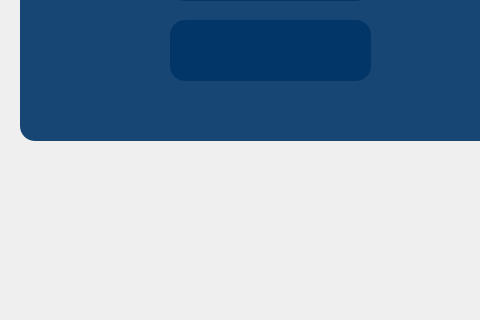
Above: Client/Lobby.ui from dumy10/Skribbl before the change; both pictures show x 0 to 480 and y 400 to 720 of the 1080 by 720 pixel window. Below: the same form after it.
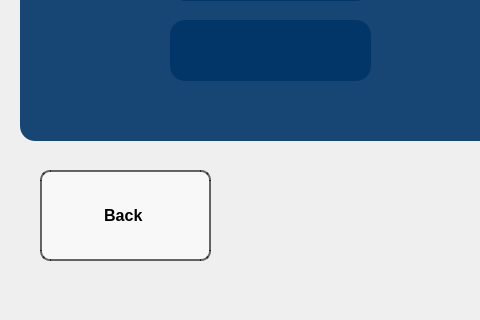
That is the form after the change. Icons and pictures are not drawn.

Commit message: Added back button in Lobby Game ui reallignments

```diff
--- a/Client/Lobby.ui
+++ b/Client/Lobby.ui
@@ -411,6 +411,42 @@
        <string>&lt;html&gt;&lt;head/&gt;&lt;body&gt;&lt;p align=&quot;center&quot;&gt;&lt;span style=&quot; font-family:'Times New Roman'; font-size:20pt; font-weight:700; color:#ffffff;&quot;&gt;Game Lobby&lt;/span&gt;&lt;/p&gt;&lt;/body&gt;&lt;/html&gt;</string>
       </property>
      </widget>
+     <widget class="QPushButton" name="backButton">
+      <property name="geometry">
+       <rect>
+        <x>40</x>
+        <y>570</y>
+        <width>171</width>
+        <height>91</height>
+       </rect>
+      </property>
+      <property name="styleSheet">
+       <string notr="true">QPushButton {
+	background: transparent;
+    background-color: rgba(255, 255, 255, 150); /* culoare albă cu opacitate pentru a vedea prin */
+    color: rgb(0, 0, 0); /* text negru */
+    border-style: solid;
+    border-width: 2px;
+    border-radius: 10px; /* colțuri rotunjite */
+    border-color: rgba(0, 0, 0, 150);
+    padding: 5px;
+    font-size: 16px;
+    font-weight: bold;
+}
+
+QPushButton:hover {
+    background-color: rgba(255, 255, 255, 200); /* mai puțin transparent când treci cu mouse-ul peste */
+}
+
+QPushButton:pressed {
+    background-color: rgba(255, 255, 255, 100); /* mai transparent când este apăsat */
+}
+</string>
+      </property>
+      <property name="text">
+       <string>Back </string>
+      </property>
+     </widget>
     </widget>
     <widget class="QWidget" name="page_6">
      <widget class="QFrame" name="frame_3">
```
The commit also changes 4 other files.
